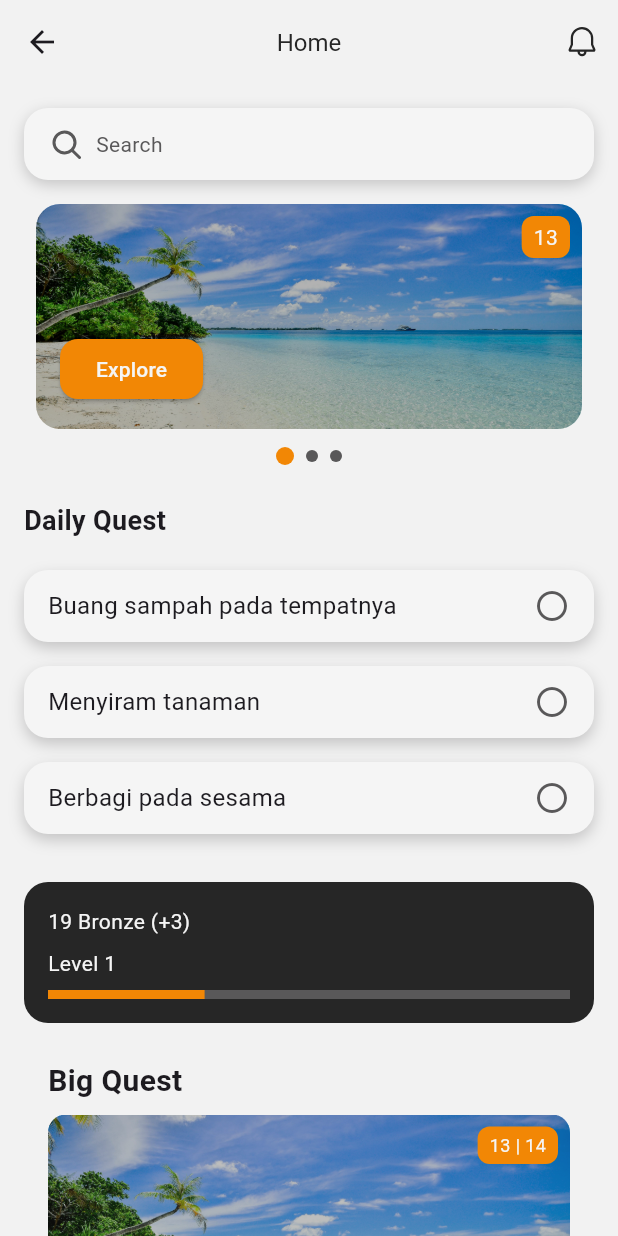
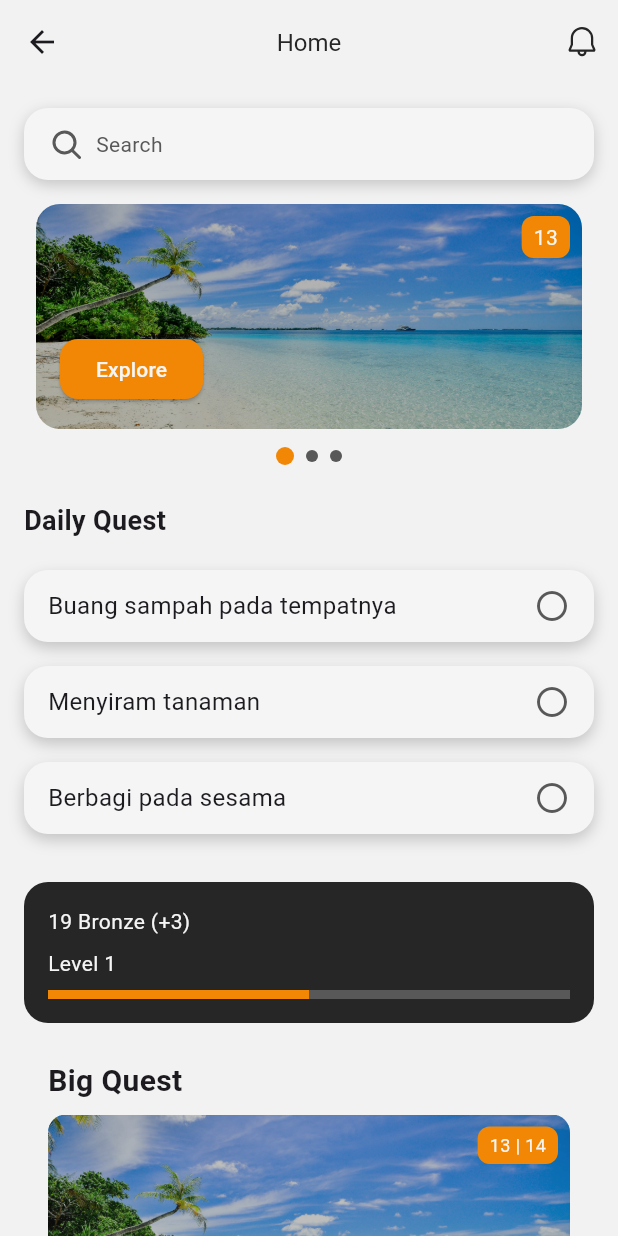
Before and after one commit to Raihan260/SDG_Adventure_2, a Flutter app: the HomePage screen opened directly, on a phone screen of 412 x 824 dp. Run offline on Flutter 3.47's test engine with Material 3 defaults, Android fonts, the phone set to English and light mode, and no system bars; our stand-ins replace fluentui_system_icons, shared_preferences; accounts and stored records are empty.

Commit message:
Changes to be committed: 	modified:   lib/Home/home_page.dart 	new file:   lib/Profile/pengaturan_page.dart 	modified:   lib/Profile/profile_page.dart 	modified:   lib/progress_bar.dart

```diff
--- a/lib/Home/home_page.dart
+++ b/lib/Home/home_page.dart
@@ -91,7 +91,11 @@ class HomePage extends StatelessWidget {
               const SizedBox(height: 24),
 
               // Progress Bar Section -------------------------------------
-              const ProgressBarWidget(),
+              const ProgressBarWidget(
+                badgeText: '19 Bronze (+3)',
+                levelText: 'Level 1',
+                progressValue: 0.5,
+              ),
 
               const SizedBox(height: 24),
 
--- a/lib/progress_bar.dart
+++ b/lib/progress_bar.dart
@@ -2,7 +2,16 @@ import 'package:flutter/material.dart';
 import 'package:sdg_adventure_2/color.dart';
 
 class ProgressBarWidget extends StatelessWidget {
-  const ProgressBarWidget({super.key});
+  final String badgeText;
+  final String levelText;
+  final double progressValue;
+
+  const ProgressBarWidget({
+    super.key,
+    required this.badgeText,
+    required this.levelText,
+    required this.progressValue,
+  });
 
   @override
   Widget build(BuildContext context) {
@@ -15,18 +24,18 @@ class ProgressBarWidget extends StatelessWidget {
       child: Column(
         crossAxisAlignment: CrossAxisAlignment.start,
         children: [
-          const Text(
-            '19 Bronze (+3)',
-            style: TextStyle(color: AppColor.white),
+          Text(
+            badgeText,
+            style: const TextStyle(color: AppColor.white),
           ),
           const SizedBox(height: 8),
-          const Text(
-            'Level 1',
-            style: TextStyle(color: AppColor.white),
+          Text(
+            levelText,
+            style: const TextStyle(color: AppColor.white),
           ),
           const SizedBox(height: 8),
           LinearProgressIndicator(
-            value: 0.3,
+            value: progressValue,
             color: AppColor.orange,
             backgroundColor: AppColor.mainGrey,
             minHeight: 6,
```
Also changed, not shown: lib/Profile/profile_page.dart (+156 -3 lines), lib/Profile/pengaturan_page.dart (added).
